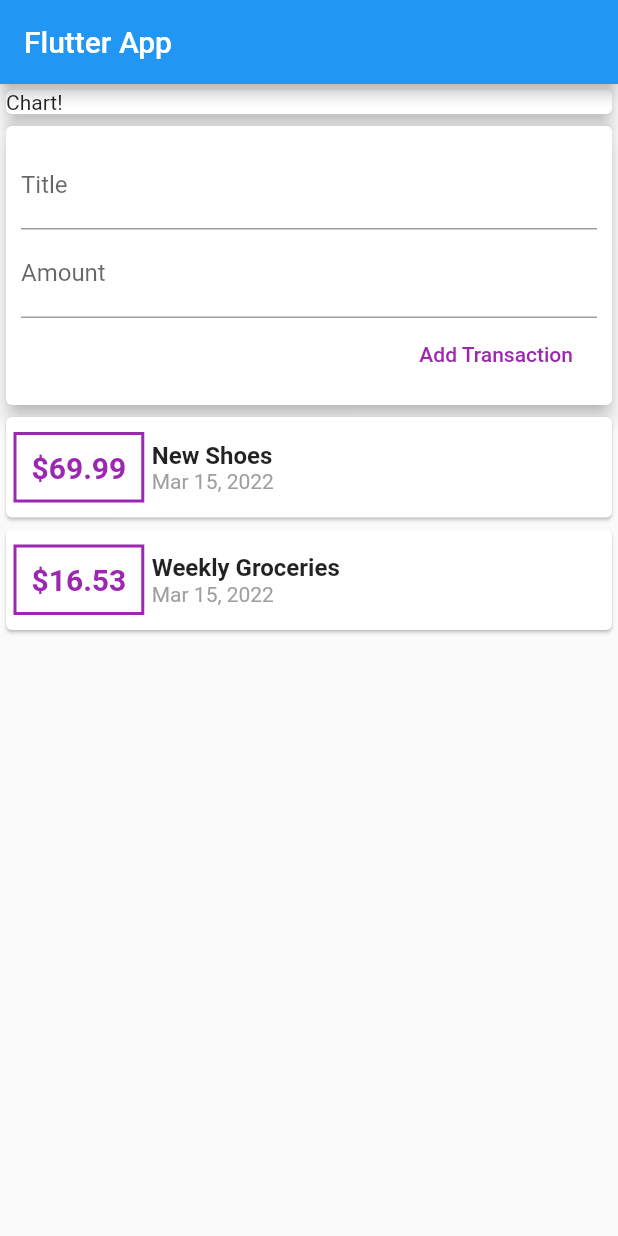
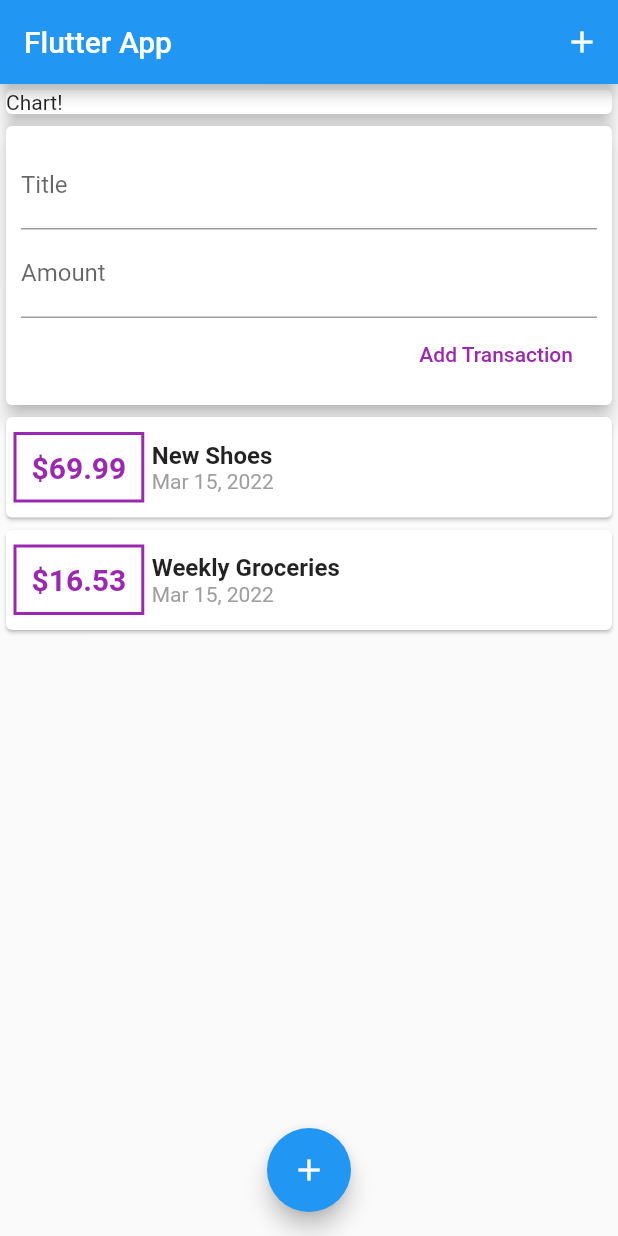
Before and after one commit to 91alban/Personal-Expenses, a Flutter app: the screen it shows after launch, after a tap on "Add Transaction", on a phone screen of 412 x 824 dp. Run offline on Flutter 3.47's test engine with Material 2 defaults, Android fonts, the phone set to English and light mode, and no system bars.

```diff
--- a/lib/main.dart
+++ b/lib/main.dart
@@ -17,10 +17,22 @@ class MyHomePage extends StatelessWidget {
   @override
   Widget build(BuildContext context) {
     return Scaffold(
+      floatingActionButtonLocation: FloatingActionButtonLocation.centerFloat,
+      floatingActionButton: FloatingActionButton(
+        child: Icon(Icons.add),
+        onPressed: () {},
+      ),
       appBar: AppBar(
         title: Text('Flutter App'),
+        actions: [
+          IconButton(
+            onPressed: () {},
+            icon: Icon(Icons.add),
+          )
+        ],
       ),
-      body: Column(
+      body: SingleChildScrollView(
+        child: Column(
           // mainAxisAlignment: MainAxisAlignment.spaceAround,
           crossAxisAlignment: CrossAxisAlignment.center,
           children: [
@@ -34,6 +46,7 @@ class MyHomePage extends StatelessWidget {
             UserTransactions(),
           ],
         ),
+      ),
     );
   }
 }
--- a/lib/widgets/new_transaction.dart
+++ b/lib/widgets/new_transaction.dart
@@ -7,6 +7,19 @@ class NewTransaction extends StatelessWidget {
   final amountController = TextEditingController();
 
   NewTransaction(this.addTx);
+
+  void submitData() {
+    final enteredTitle = titleController.text;
+    final enteredAmount = double.parse(amountController.text);
+
+    if (enteredTitle.isEmpty || enteredAmount <= 0) {
+      return;
+    }
+    addTx(
+      enteredTitle,
+      enteredAmount,
+    );
+  }
 
   @override
   Widget build(BuildContext context) {
@@ -20,6 +33,7 @@ class NewTransaction extends StatelessWidget {
             TextField(
               decoration: InputDecoration(labelText: 'Title'),
               controller: titleController,
+              onSubmitted: (_) => submitData(),
               // onChanged: (value) {
               //   titleInput = value;
               // },
@@ -27,6 +41,8 @@ class NewTransaction extends StatelessWidget {
             TextField(
               decoration: InputDecoration(labelText: 'Amount'),
               controller: amountController,
+              keyboardType: TextInputType.number,
+              onSubmitted: (_) => submitData(),
               // onChanged: (value) {
               //   amountInput = value;
               // },
@@ -34,12 +50,7 @@ class NewTransaction extends StatelessWidget {
             FlatButton(
               child: Text('Add Transaction'),
               textColor: Colors.purple,
-              onPressed: () {
-                addTx(
-                  titleController.text,
-                  double.parse(amountController.text),
-                );
-              },
+              onPressed: submitData,
             )
           ],
         ),
--- a/lib/widgets/transaction_list.dart
+++ b/lib/widgets/transaction_list.dart
@@ -9,8 +9,10 @@ class TransactionList extends StatelessWidget {
 
   @override
   Widget build(BuildContext context) {
-    return Column(
-      children: transactions.map((tx) {
+    return Container(
+      height: 300,
+      child: ListView.builder(
+        itemBuilder: (ctx, index) {
           return Card(
             child: Row(
               children: [
@@ -27,7 +29,7 @@ class TransactionList extends StatelessWidget {
                   ),
                   padding: EdgeInsets.all(10),
                   child: Text(
-                  '\$${tx.amount}',
+                    '\$${transactions[index].amount.toStringAsFixed(2)}',
                     style: const TextStyle(
                       fontWeight: FontWeight.bold,
                       fontSize: 20,
@@ -39,12 +41,12 @@ class TransactionList extends StatelessWidget {
                   crossAxisAlignment: CrossAxisAlignment.start,
                   children: [
                     Text(
-                    tx.title,
+                      transactions[index].title,
                       style: const TextStyle(
                           fontSize: 16, fontWeight: FontWeight.bold),
                     ),
                     Text(
-                    DateFormat.yMMMd().format(tx.date),
+                      DateFormat.yMMMd().format(transactions[index].date),
                       style: TextStyle(color: Colors.grey),
                     ),
                   ],
@@ -52,7 +54,9 @@ class TransactionList extends StatelessWidget {
               ],
             ),
           );
-      }).toList(),
+        },
+        itemCount: transactions.length,
+      ),
     );
   }
 }
```
Lines whose indentation alone changed are shown as unchanged.
